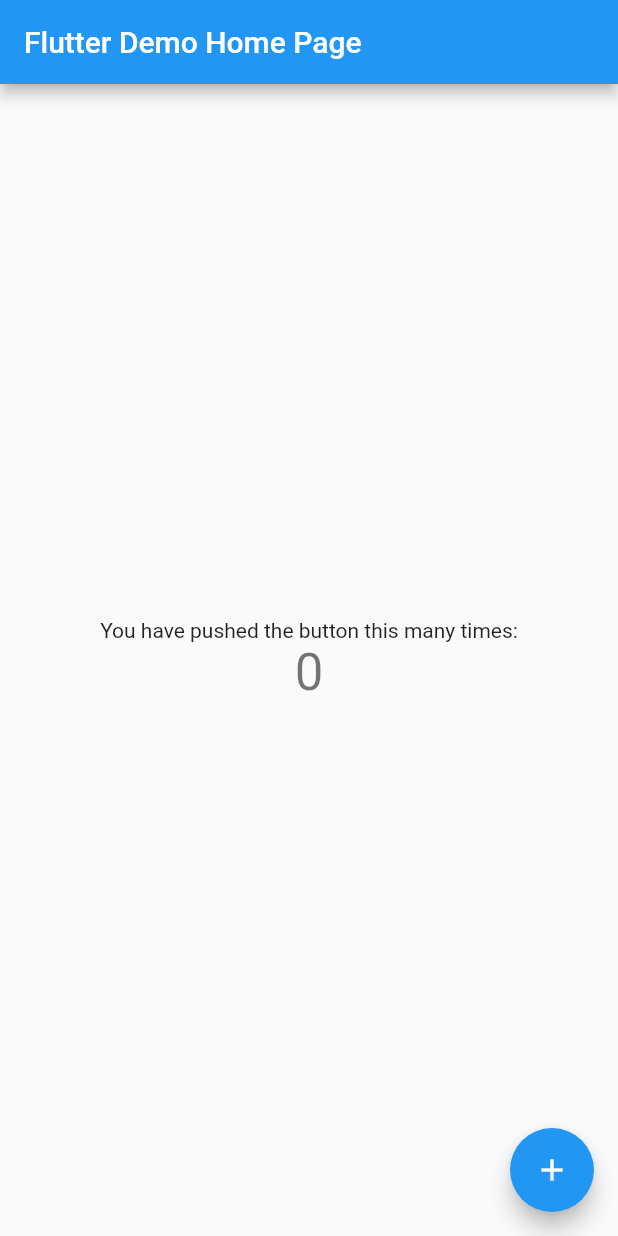
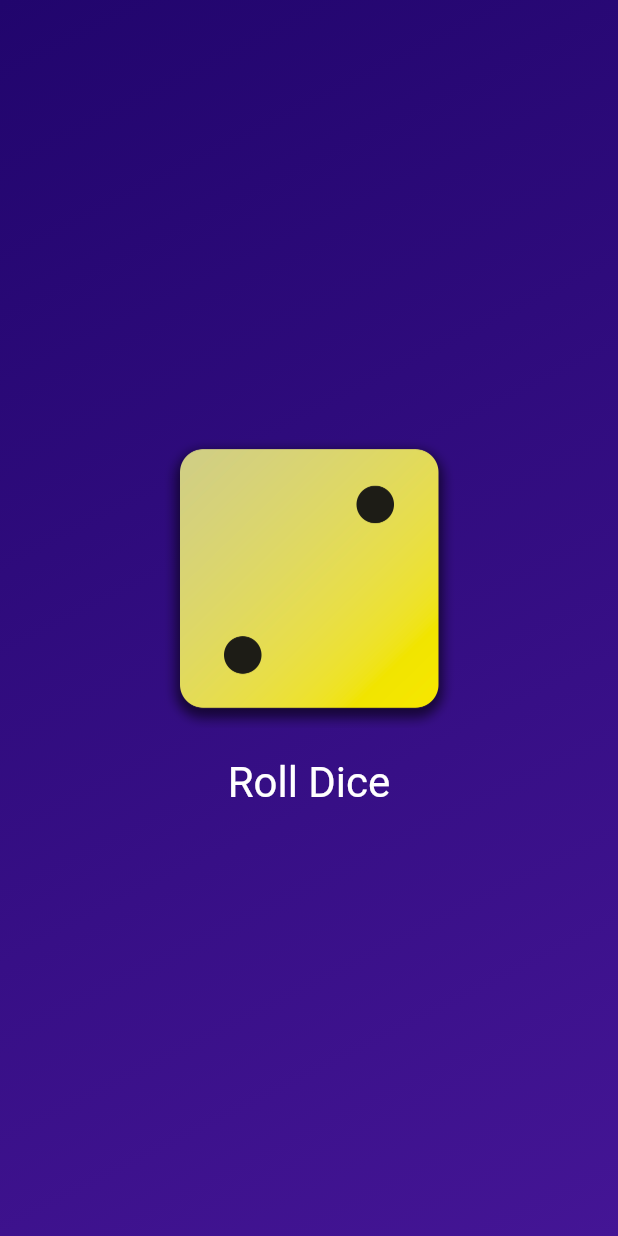
Before and after one commit to Adipt60/Dice-App, a Flutter app: the screen it shows after launch, on a phone screen of 412 x 824 dp. Run offline on Flutter 3.47's test engine with Material 2 defaults, Android fonts, the phone set to English and light mode, and no system bars.

Commit message:
Final App

```diff
--- /dev/null
+++ b/lib/dice_roller.dart
@@ -0,0 +1,48 @@
+import 'package:flutter/material.dart';
+import 'dart:math';
+
+final randomizer = Random();
+
+class DiceRoller extends StatefulWidget {
+  const DiceRoller({super.key});
+
+  @override
+  State<DiceRoller> createState() => _DiceRollerState();
+}
+
+class _DiceRollerState extends State<DiceRoller> {
+  var currentDiceRoll = 2;
+
+  void rollDice() {
+    setState(() {
+      currentDiceRoll = randomizer.nextInt(6) + 1;
+    });
+  }
+
+  @override
+  Widget build(BuildContext context) {
+    return Column(
+      mainAxisSize: MainAxisSize.min,
+      children: [
+        Image.asset(
+          'assets/images/dice-$currentDiceRoll.png',
+          width: 200,
+        ),
+        // const SizedBox(height: 20),
+        TextButton(
+          onPressed: rollDice,
+          style: TextButton.styleFrom(
+            padding: const EdgeInsets.only(
+              top: 20,
+            ),
+            foregroundColor: Colors.white,
+            textStyle: const TextStyle(
+              fontSize: 28,
+            ),
+          ),
+          child: const Text('Roll Dice'),
+        ),
+      ],
+    );
+  }
+}
--- /dev/null
+++ b/lib/gradient_container.dart
@@ -0,0 +1,31 @@
+import 'package:dice_app/dice_roller.dart';
+import 'package:flutter/material.dart';
+// import './styled_text.dart';
+
+class GradientContainer extends StatelessWidget {
+  const GradientContainer({
+    super.key,
+    required this.color1,
+    required this.color2,
+  });
+
+  final Color color1;
+  final Color color2;
+
+
+  @override
+  Widget build(context) {
+    return Container(
+      decoration: BoxDecoration(
+        gradient: LinearGradient(
+          colors: [color1, color2],
+          begin: Alignment.topLeft,
+          end: Alignment.bottomRight,
+        ),
+      ),
+      child: const Center(
+        child: DiceRoller()
+      ),
+    );
+  }
+}
--- a/lib/main.dart
+++ b/lib/main.dart
@@ -1,115 +1,15 @@
 import 'package:flutter/material.dart';
+import './gradient_container.dart';
 
 void main() {
-  runApp(const MyApp());
-}
-
-class MyApp extends StatelessWidget {
-  const MyApp({super.key});
-
-  // This widget is the root of your application.
-  @override
-  Widget build(BuildContext context) {
-    return MaterialApp(
-      title: 'Flutter Demo',
-      theme: ThemeData(
-        // This is the theme of your application.
-        //
-        // Try running your application with "flutter run". You'll see the
-        // application has a blue toolbar. Then, without quitting the app, try
-        // changing the primarySwatch below to Colors.green and then invoke
-        // "hot reload" (press "r" in the console where you ran "flutter run",
-        // or simply save your changes to "hot reload" in a Flutter IDE).
-        // Notice that the counter didn't reset back to zero; the application
-        // is not restarted.
-        primarySwatch: Colors.blue,
-      ),
-      home: const MyHomePage(title: 'Flutter Demo Home Page'),
-    );
-  }
-}
-
-class MyHomePage extends StatefulWidget {
-  const MyHomePage({super.key, required this.title});
-
-  // This widget is the home page of your application. It is stateful, meaning
-  // that it has a State object (defined below) that contains fields that affect
-  // how it looks.
-
-  // This class is the configuration for the state. It holds the values (in this
-  // case the title) provided by the parent (in this case the App widget) and
-  // used by the build method of the State. Fields in a Widget subclass are
-  // always marked "final".
-
-  final String title;
-
-  @override
-  State<MyHomePage> createState() => _MyHomePageState();
-}
-
-class _MyHomePageState extends State<MyHomePage> {
-  int _counter = 0;
-
-  void _incrementCounter() {
-    setState(() {
-      // This call to setState tells the Flutter framework that something has
-      // changed in this State, which causes it to rerun the build method below
-      // so that the display can reflect the updated values. If we changed
-      // _counter without calling setState(), then the build method would not be
-      // called again, and so nothing would appear to happen.
-      _counter++;
-    });
-  }
-
-  @override
-  Widget build(BuildContext context) {
-    // This method is rerun every time setState is called, for instance as done
-    // by the _incrementCounter method above.
-    //
-    // The Flutter framework has been optimized to make rerunning build methods
-    // fast, so that you can just rebuild anything that needs updating rather
-    // than having to individually change instances of widgets.
-    return Scaffold(
-      appBar: AppBar(
-        // Here we take the value from the MyHomePage object that was created by
-        // the App.build method, and use it to set our appbar title.
-        title: Text(widget.title),
-      ),
-      body: Center(
-        // Center is a layout widget. It takes a single child and positions it
-        // in the middle of the parent.
-        child: Column(
-          // Column is also a layout widget. It takes a list of children and
-          // arranges them vertically. By default, it sizes itself to fit its
-          // children horizontally, and tries to be as tall as its parent.
-          //
-          // Invoke "debug painting" (press "p" in the console, choose the
-          // "Toggle Debug Paint" action from the Flutter Inspector in Android
-          // Studio, or the "Toggle Debug Paint" command in Visual Studio Code)
-          // to see the wireframe for each widget.
-          //
-          // Column has various properties to control how it sizes itself and
-          // how it positions its children. Here we use mainAxisAlignment to
-          // center the children vertically; the main axis here is the vertical
-          // axis because Columns are vertical (the cross axis would be
-          // horizontal).
-          mainAxisAlignment: MainAxisAlignment.center,
-          children: <Widget>[
-            const Text(
-              'You have pushed the button this many times:',
-            ),
-            Text(
-              '$_counter',
-              style: Theme.of(context).textTheme.headlineMedium,
-            ),
-          ],
+  runApp(
+    const MaterialApp(
+      home: Scaffold(
+        body: GradientContainer(
+          color1: Color.fromARGB(255, 33, 5, 109),
+          color2: Color.fromARGB(255, 68, 21, 149),
         ),
       ),
-      floatingActionButton: FloatingActionButton(
-        onPressed: _incrementCounter,
-        tooltip: 'Increment',
-        child: const Icon(Icons.add),
-      ), // This trailing comma makes auto-formatting nicer for build methods.
-    );
-  }
+    ),
+  );
 }
--- /dev/null
+++ b/lib/styled_text.dart
@@ -0,0 +1,19 @@
+import 'package:flutter/material.dart';
+
+class StyledText extends StatelessWidget {
+
+  const StyledText(this.text, {super.key});
+
+  final String text;
+
+  @override
+  Widget build(BuildContext context) {
+    return Text(
+      text,
+      style: const TextStyle(
+        color: Colors.white,
+        fontSize: 26,
+      ),
+    );
+  }
+}
```
Also changed, not shown: pubspec.yaml (+8 -3 lines), assets/images/dice-1.png (added), assets/images/dice-2.png (added), assets/images/dice-3.png (added), assets/images/dice-4.png (added), assets/images/dice-5.png (added), assets/images/dice-6.png (added).
